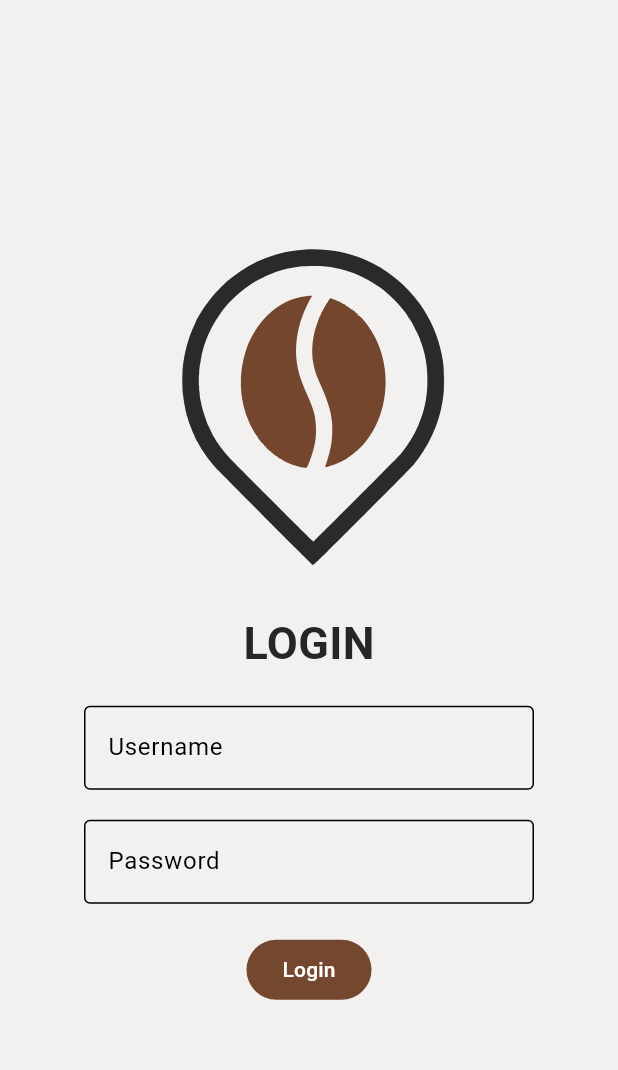
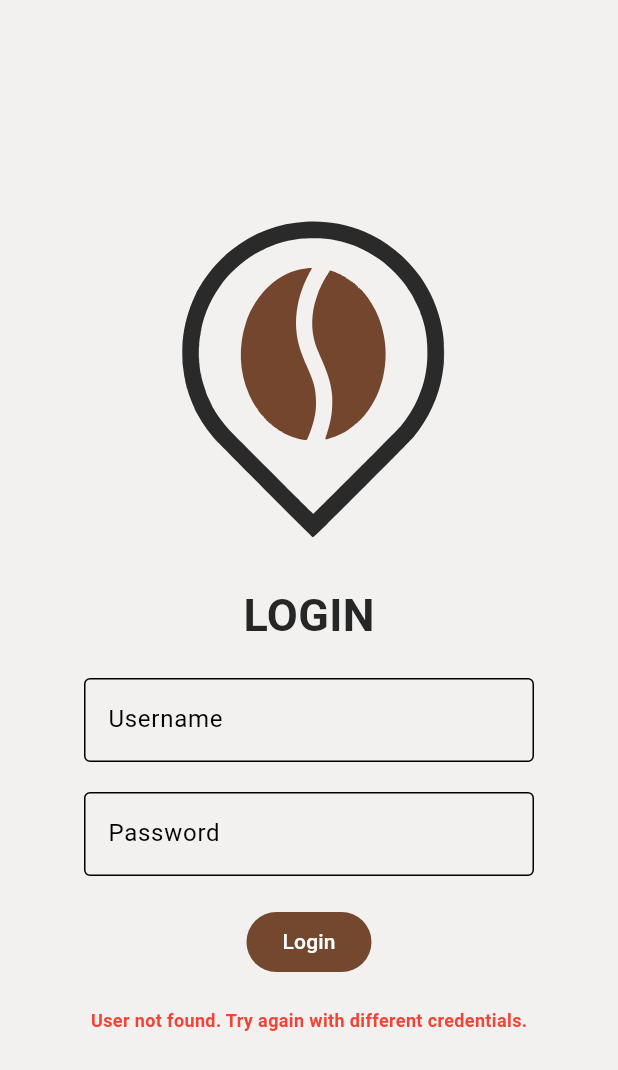
Before and after one commit to CarlosArroyo21/coffee_app, a Flutter app: the screen it shows after launch, after a tap on "Login", on a phone screen of 412 x 824 dp. Shown: the top 1070 px of the screen. Run offline on Flutter 3.47's test engine with Material 3 defaults, Android fonts, the phone set to English and light mode, and no system bars; our stand-ins replace flutter_riverpod, flutter_svg, riverpod_annotation, sqflite; accounts and stored records are empty; generated files the repository leaves out were written again.

Commit message:
Login functionality done

```diff
--- /dev/null
+++ b/lib/models/user_model.dart
@@ -0,0 +1,13 @@
+class UserModel {
+  final int? id;
+  final String? username;
+
+  UserModel({this.id, this.username});
+
+  factory UserModel.fromMap(Map<String, dynamic> json) {
+    return UserModel(
+      id: json['id'],
+      username: json['username'],
+    );
+  }
+}
--- a/lib/services/login_service.dart
+++ b/lib/services/login_service.dart
@@ -1,4 +1,6 @@
+import 'package:coffee_app/models/user_model.dart';
+
 abstract class LoginService {
-  Future<bool> login(String username, String password);
+  Future<UserModel?> login(String username, String password);
   Future<bool> logout();
 }
--- /dev/null
+++ b/lib/services/sqflite_login_service.dart
@@ -0,0 +1,26 @@
+import 'package:coffee_app/models/user_model.dart';
+import 'package:coffee_app/services/login_service.dart';
+import 'package:sqflite/sqflite.dart';
+
+class SqfLiteLoginService extends LoginService {
+  final Database _db;
+
+  SqfLiteLoginService({required Database db}) : _db = db;
+
+  @override
+  Future<UserModel> login(String username, String password) async {
+    final dbUser = await _db.query('users', where: 'username = ? AND password = ?', whereArgs: [username, password], limit: 1);
+
+    if (dbUser.isEmpty) throw Exception('User not found. Try again with different credentials.');
+
+    final userData = UserModel.fromMap(dbUser.first);
+    return userData;
+
+  }
+
+  @override
+  Future<bool> logout() {
+    // TODO: implement logout
+    throw UnimplementedError();
+  }
+}
--- a/lib/utils/service_locator.dart
+++ b/lib/utils/service_locator.dart
@@ -1,10 +1,35 @@
 import 'package:coffee_app/services/login_service.dart';
 import 'package:coffee_app/services/sqflite_login_service.dart';
 import 'package:flutter_riverpod/flutter_riverpod.dart';
+import 'package:path/path.dart';
 import 'package:riverpod_annotation/riverpod_annotation.dart';
+import 'package:sqflite/sqflite.dart';
 
 part 'service_locator.g.dart';
 
 // THESE SERVICES ARE FOR DEPENDENCY INJECTION
+
 @riverpod
-LoginService loginService(Ref ref) => SqfLiteLoginService();
+Future<Database> sqfliteDatabase(Ref ref) async {
+  final dbPath = join(await getDatabasesPath(), 'coffee_app.db');
+
+  // As this is a technical test, i want to create a default user for the app
+  // When i create the database for the first time
+  final db =
+      await openDatabase(dbPath, version: 1, onCreate: (db, version) async {
+    await db.execute('''CREATE TABLE users(
+          id INTEGER PRIMARY KEY,
+          username TEXT NOT NULL,
+          password TEXT NOT NULL);''');
+
+    await db.insert('users', {'username': 'oscar', 'password': 'oscar123'});
+  });
+  return db;
+}
+
+@riverpod
+Future<LoginService> loginService(Ref ref) async {
+  final sqliteDb = await ref.watch(sqfliteDatabaseProvider.future);
+
+  return SqfLiteLoginService(db: sqliteDb);
+}
--- a/lib/view/login_view.dart
+++ b/lib/view/login_view.dart
@@ -1,12 +1,19 @@
 import 'package:coffee_app/utils/colors.dart';
+import 'package:coffee_app/view_models/login_viewmodel.dart';
 import 'package:flutter/material.dart';
+import 'package:flutter_riverpod/flutter_riverpod.dart';
 import 'package:flutter_svg/flutter_svg.dart';
 
-class LoginView extends StatelessWidget {
-  const LoginView({super.key});
+class LoginView extends ConsumerWidget {
+  LoginView({super.key});
+
+  final usernameController = TextEditingController();
+  final passwordController = TextEditingController();
 
   @override
-  Widget build(BuildContext context) {
+  Widget build(BuildContext context, WidgetRef ref) {
+    final loginViewModel = ref.watch(loginViewModelProvider);
+
     final screenSize = MediaQuery.of(context).size;
     return Scaffold(
         body: SingleChildScrollView(
@@ -36,8 +43,9 @@ class LoginView extends StatelessWidget {
             //Username Form
             Container(
               constraints: const BoxConstraints(maxWidth: 300, minHeight: 50),
-              child: const TextField(
-                decoration: InputDecoration(
+              child: TextField(
+                controller: usernameController,
+                decoration: const InputDecoration(
                   border: OutlineInputBorder(),
                   labelText: 'Username',
                 ),
@@ -49,9 +57,10 @@ class LoginView extends StatelessWidget {
             //Password Form
             Container(
               constraints: const BoxConstraints(maxWidth: 300, minHeight: 50),
-              child: const TextField(
+              child: TextField(
+                controller: passwordController,
                 obscureText: true,
-                decoration: InputDecoration(
+                decoration: const InputDecoration(
                   border: OutlineInputBorder(),
                   labelText: 'Password',
                 ),
@@ -62,11 +71,38 @@ class LoginView extends StatelessWidget {
             ),
             //Login Button
             FilledButton(
-                onPressed: () {
+              onPressed: () async {
+                final userLogged = await ref
+                    .read(loginViewModelProvider.notifier)
+                    .login(usernameController.text, passwordController.text);
 
+                if (userLogged && context.mounted) {
+                  Navigator.of(context).pushNamed('/home');
+                }
               },
               style: FilledButton.styleFrom(backgroundColor: kButtonColor),
-                child: const Text('Login'))
+              child: loginViewModel.maybeWhen(
+                  orElse: () => const Text('Login'),
+                  loading: () => const CircularProgressIndicator()),
+            ),
+
+            const SizedBox(
+              height: 20,
+            ),
+
+            //Error message
+            loginViewModel.maybeWhen(
+                orElse: () => const SizedBox.shrink(),
+                error: (error, stack) {
+
+                  final errorMessage = (error as Exception).toString();
+                  final message = errorMessage.split(':').last.trim();
+                  return Text(
+                      message.toString(),
+                      style: const TextStyle(color: Colors.red, fontSize: 12, fontWeight: FontWeight.bold),
+
+                    );
+                })
           ],
         ),
       ),
--- /dev/null
+++ b/lib/view_models/login_viewmodel.dart
@@ -0,0 +1,32 @@
+import 'package:coffee_app/models/user_model.dart';
+import 'package:coffee_app/utils/service_locator.dart';
+import 'package:riverpod_annotation/riverpod_annotation.dart';
+
+part 'login_viewmodel.g.dart';
+
+@riverpod
+class LoginViewModel extends _$LoginViewModel {
+  @override
+  AsyncValue<UserModel?> build() {
+    return const AsyncData(null);
+  }
+
+  Future<bool> login(String username, String password) async {
+    state = const AsyncLoading();
+
+    //Wait for login service database
+    final loginService = await ref.read(loginServiceProvider.future);
+
+    //Alternative way to use try - catch with riverpod
+    state = await AsyncValue.guard(
+        () async => await loginService.login(username, password));
+
+    //To show the message for x seconds, then clear the message
+    if (state.hasError) {
+      Future.delayed(const Duration(seconds: 3), () => state = const AsyncData(null));
+      return false;
+    }
+
+    return state.hasValue;
+  }
+}
```
Lines whose indentation alone changed are shown as unchanged.
